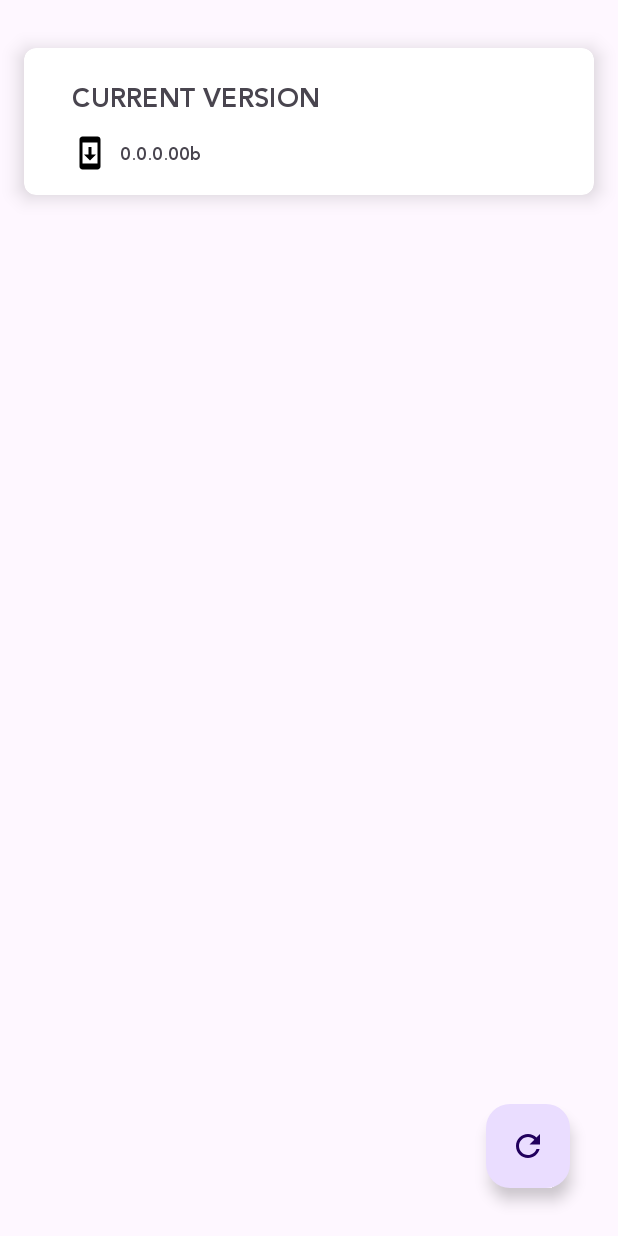
After one commit to 1719pankaj/OC, an Android app: the UpdateFragment screen opened through its navigation route, on a phone screen of 412 x 824 dp. The commit adds this screen. Run offline under Robolectric (Android 15) with nearby library versions, the phone set to English and light mode, and no system bars; libraries missing offline, so code that uses them is left out: com.dcastalia.localappupdate; 1 statement that could not run was skipped.

Commit message:
New download, historic build

```diff
--- a/app/build.gradle
+++ b/app/build.gradle
@@ -41,6 +41,8 @@ dependencies {
     implementation 'androidx.work:work-runtime-ktx:2.8.1'
     def nav_version = "2.6.0"
 
+    implementation 'com.github.Piashsarker:AndroidAppUpdateLibrary:1.0.4'
+
     // Kotlin
     implementation "androidx.navigation:navigation-fragment-ktx:$nav_version"
     implementation "androidx.navigation:navigation-ui-ktx:$nav_version"
--- a/app/src/main/java/com/example/oc/data/RnN.kt
+++ b/app/src/main/java/com/example/oc/data/RnN.kt
@@ -3,7 +3,7 @@ package com.example.oc.data
 class RnN {
     companion object {
         var Owner: String = "MTL"
-        var CurrentVersion: String = "0.0.0"
+        var CurrentVersion: String = "0.0.0.00b"
         var MaalkiKaNumber: String = "9883293901"
 
         var workingHours: Double = 7.0
--- a/app/src/main/java/com/example/oc/fragment/MainFragment.kt
+++ b/app/src/main/java/com/example/oc/fragment/MainFragment.kt
@@ -48,6 +48,9 @@ class MainFragment : Fragment() {
             findNavController().navigate(R.id.action_mainFragment_to_rateFragment)
         }
 
+        binding.button4.setOnClickListener {
+            findNavController().navigate(R.id.action_mainFragment_to_updateFragment)
+        }
 
         binding.textView.text = RnN.Owner
 
--- a/app/src/main/java/com/example/oc/services/ReleaseCheckService.kt
+++ b/app/src/main/java/com/example/oc/services/ReleaseCheckService.kt
@@ -39,8 +39,7 @@ class ReleaseCheckWorker(context: Context, workerParams: WorkerParameters) : Wor
 
             val client = OkHttpClient()
             val request = Request.Builder()
-                .url("https://api.github.com/repos/$owner/$repo/releases")
-                .addHeader("Authorization", "token $token")
+                .url("https://api.github.com/repos/1719pankaj/OC/releases")
                 .build()
 
             //wrap the next 2 lines in try/catch
--- /dev/null
+++ b/app/src/main/res/drawable/ic_current.xml
@@ -0,0 +1,5 @@
+<vector android:height="24dp" android:tint="#000000"
+    android:viewportHeight="24" android:viewportWidth="24"
+    android:width="24dp" xmlns:android="http://schemas.android.com/apk/res/android">
+    <path android:fillColor="@android:color/white" android:pathData="M12,2L4,5v6.09c0,5.05 3.41,9.76 8,10.91c4.59,-1.15 8,-5.86 8,-10.91V5L12,2zM10.94,15.54L7.4,12l1.41,-1.41l2.12,2.12l4.24,-4.24l1.41,1.41L10.94,15.54z"/>
+</vector>
--- /dev/null
+++ b/app/src/main/res/drawable/ic_download.xml
@@ -0,0 +1,5 @@
+<vector android:height="24dp" android:tint="#000000"
+    android:viewportHeight="24" android:viewportWidth="24"
+    android:width="24dp" xmlns:android="http://schemas.android.com/apk/res/android">
+    <path android:fillColor="@android:color/white" android:pathData="M5,20h14v-2H5V20zM19,9h-4V3H9v6H5l7,7L19,9z"/>
+</vector>
--- /dev/null
+++ b/app/src/main/res/drawable/ic_install.xml
@@ -0,0 +1,6 @@
+<vector android:height="24dp" android:tint="#000000"
+    android:viewportHeight="24" android:viewportWidth="24"
+    android:width="24dp" xmlns:android="http://schemas.android.com/apk/res/android">
+    <path android:fillColor="@android:color/white" android:pathData="M17,18H7V6h7V1H7C5.9,1 5,1.9 5,3v18c0,1.1 0.9,2 2,2h10c1.1,0 2,-0.9 2,-2v-5h-2V18z"/>
+    <path android:fillColor="@android:color/white" android:pathData="M18,14l5,-5l-1.41,-1.41l-2.59,2.58l0,-7.17l-2,0l0,7.17l-2.59,-2.58l-1.41,1.41z"/>
+</vector>
--- /dev/null
+++ b/app/src/main/res/drawable/ic_refresh.xml
@@ -0,0 +1,5 @@
+<vector android:height="24dp" android:tint="#000000"
+    android:viewportHeight="24" android:viewportWidth="24"
+    android:width="24dp" xmlns:android="http://schemas.android.com/apk/res/android">
+    <path android:fillColor="@android:color/white" android:pathData="M17.65,6.35C16.2,4.9 14.21,4 12,4c-4.42,0 -7.99,3.58 -7.99,8s3.57,8 7.99,8c3.73,0 6.84,-2.55 7.73,-6h-2.08c-0.82,2.33 -3.04,4 -5.65,4 -3.31,0 -6,-2.69 -6,-6s2.69,-6 6,-6c1.66,0 3.14,0.69 4.22,1.78L13,11h7V4l-2.35,2.35z"/>
+</vector>
--- a/app/src/main/res/layout/fragment_rate.xml
+++ b/app/src/main/res/layout/fragment_rate.xml
@@ -197,7 +197,7 @@
                 app:layout_constraintTop_toBottomOf="@id/upper_per_bag_labTV" />
 
             <TextView
-                android:id="@+id/new_basic_titleTV"
+                android:id="@+id/currrent_version_HD"
                 android:layout_width="wrap_content"
                 android:layout_height="wrap_content"
                 android:layout_marginStart="24dp"
@@ -217,7 +217,7 @@
                 app:cardCornerRadius="10dp"
                 app:cardElevation="5dp"
                 app:layout_constraintStart_toStartOf="parent"
-                app:layout_constraintTop_toBottomOf="@+id/new_basic_titleTV">
+                app:layout_constraintTop_toBottomOf="@+id/currrent_version_HD">
 
 
                 <EditText
--- /dev/null
+++ b/app/src/main/res/layout/fragment_update.xml
@@ -0,0 +1,163 @@
+<?xml version="1.0" encoding="utf-8"?>
+<androidx.constraintlayout.widget.ConstraintLayout xmlns:android="http://schemas.android.com/apk/res/android"
+    xmlns:app="http://schemas.android.com/apk/res-auto"
+    xmlns:tools="http://schemas.android.com/tools"
+    android:id="@+id/se"
+    android:layout_width="match_parent"
+    android:layout_height="match_parent"
+    tools:context=".fragment.UpdateFragment">
+
+    <!-- TODO: Update blank fragment layout -->
+
+    <androidx.cardview.widget.CardView
+        android:id="@+id/current_card_view"
+        android:layout_width="0dp"
+        android:layout_height="wrap_content"
+        android:layout_marginTop="32dp"
+        android:layout_marginStart="16dp"
+        android:layout_marginEnd="16dp"
+        app:cardElevation="8dp"
+        app:cardCornerRadius="8dp"
+        app:cardPreventCornerOverlap="true"
+        app:layout_constraintEnd_toEndOf="parent"
+        app:layout_constraintStart_toStartOf="parent"
+        app:layout_constraintTop_toTopOf="parent">
+
+        <androidx.constraintlayout.widget.ConstraintLayout
+            android:layout_width="match_parent"
+            android:layout_height="match_parent"
+            android:paddingBottom="16dp">
+
+            <TextView
+                android:id="@+id/currrent_version_HD"
+                android:layout_width="wrap_content"
+                android:layout_height="wrap_content"
+                android:layout_marginStart="32dp"
+                android:layout_marginTop="16dp"
+                android:fontFamily="@font/janna_lt_bold"
+                android:text="CURRENT VERSION"
+                android:textSize="18sp"
+                app:layout_constraintStart_toStartOf="parent"
+                app:layout_constraintTop_toTopOf="parent" />
+
+            <ImageView
+                android:id="@+id/imageView1"
+                android:layout_width="wrap_content"
+                android:layout_height="wrap_content"
+                android:layout_marginTop="8dp"
+                android:layout_marginBottom="16dp"
+                android:src="@drawable/ic_update_notification"
+                app:layout_constraintStart_toStartOf="@+id/currrent_version_HD"
+                app:layout_constraintTop_toBottomOf="@+id/currrent_version_HD"
+                app:srcCompat="@drawable/ic_current" />
+
+            <TextView
+                android:id="@+id/current_versionLab"
+                android:layout_width="wrap_content"
+                android:layout_height="wrap_content"
+                android:layout_marginStart="8dp"
+                android:fontFamily="@font/janna_lt_bold"
+                android:text="0.0.0.00b"
+                android:textSize="12sp"
+                app:layout_constraintBottom_toBottomOf="@+id/imageView1"
+                app:layout_constraintStart_toEndOf="@+id/imageView1"
+                app:layout_constraintTop_toTopOf="@+id/imageView1" />
+
+        </androidx.constraintlayout.widget.ConstraintLayout>
+
+
+    </androidx.cardview.widget.CardView>
+
+    <androidx.cardview.widget.CardView
+        android:id="@+id/update_card_view"
+        android:layout_width="0dp"
+        android:layout_height="wrap_content"
+        android:layout_marginTop="16dp"
+        android:layout_marginStart="16dp"
+        android:layout_marginEnd="16dp"
+        app:cardElevation="8dp"
+        app:cardCornerRadius="8dp"
+        app:cardPreventCornerOverlap="true"
+        android:visibility="invisible"
+        tools:visibility="visible"
+        app:layout_constraintEnd_toEndOf="parent"
+        app:layout_constraintStart_toStartOf="parent"
+        app:layout_constraintTop_toBottomOf="@id/current_card_view">
+
+        <androidx.constraintlayout.widget.ConstraintLayout
+            android:layout_width="match_parent"
+            android:layout_height="match_parent"
+            android:paddingBottom="16dp">
+
+            <TextView
+                android:id="@+id/update_available_HD"
+                android:layout_width="wrap_content"
+                android:layout_height="wrap_content"
+                android:fontFamily="@font/janna_lt_bold"
+                android:text="UPDATE AVAILABLE"
+                android:layout_marginStart="32dp"
+                android:layout_marginTop="16dp"
+                android:textSize="18sp"
+                app:layout_constraintStart_toStartOf="parent"
+                app:layout_constraintTop_toTopOf="parent" />
+
+            <Button
+                android:id="@+id/downloadBT"
+                android:layout_width="wrap_content"
+                android:layout_height="wrap_content"
+                android:layout_marginTop="8dp"
+                android:scaleX="0.9"
+                android:scaleY="0.9"
+                android:backgroundTint="#eaddff"
+                android:drawableLeft="@drawable/ic_download"
+                android:text="0.0.0.00b"
+                android:textColor="@color/black"
+                app:layout_constraintStart_toStartOf="@+id/update_available_HD"
+                app:layout_constraintTop_toBottomOf="@+id/update_available_HD" />
+
+            <Button
+                android:id="@+id/installBT"
+                android:layout_width="wrap_content"
+                android:layout_height="wrap_content"
+                android:layout_marginTop="8dp"
+                android:backgroundTint="#eaddff"
+                android:drawableLeft="@drawable/ic_install"
+                android:scaleX="0.9"
+                android:scaleY="0.9"
+                android:text="Install"
+                android:textColor="@color/black"
+                android:visibility="gone"
+                app:layout_constraintStart_toStartOf="@+id/downloadBT"
+                app:layout_constraintTop_toBottomOf="@+id/downloadBT"
+                tools:visibility="visible" />
+
+            <ProgressBar
+                android:id="@+id/progressBar"
+                style="?android:attr/progressBarStyleHorizontal"
+                android:layout_width="0dp"
+                android:indeterminate="true"
+                android:layout_height="wrap_content"
+                android:layout_margin="8dp"
+                app:layout_constraintEnd_toEndOf="@+id/downloadBT"
+                app:layout_constraintStart_toStartOf="@+id/downloadBT"
+                app:layout_constraintTop_toBottomOf="@+id/downloadBT"
+                android:visibility="gone"
+                tools:visibility="visible"/>
+
+        </androidx.constraintlayout.widget.ConstraintLayout>
+
+
+    </androidx.cardview.widget.CardView>
+
+    <com.google.android.material.floatingactionbutton.FloatingActionButton
+        android:id="@+id/check_updateBT"
+        android:layout_width="wrap_content"
+        android:layout_height="wrap_content"
+        android:layout_margin="32dp"
+        android:clickable="true"
+        android:src="@drawable/ic_refresh"
+        app:layout_constraintBottom_toBottomOf="parent"
+        app:layout_constraintEnd_toEndOf="parent" />
+
+
+</androidx.constraintlayout.widget.ConstraintLayout>
--- a/app/src/main/res/navigation/nav_graph.xml
+++ b/app/src/main/res/navigation/nav_graph.xml
@@ -16,6 +16,9 @@
         <action
             android:id="@+id/action_mainFragment_to_calcFragment"
             app:destination="@id/calcFragment" />
+        <action
+            android:id="@+id/action_mainFragment_to_updateFragment"
+            app:destination="@id/updateFragment" />
     </fragment>
     <fragment
         android:id="@+id/splashFragment2"
@@ -74,6 +77,11 @@
             app:popUpTo="@id/notificationFragment"
             app:popUpToInclusive="true" />
     </fragment>
+    <fragment
+        android:id="@+id/updateFragment"
+        android:name="com.example.oc.fragment.UpdateFragment"
+        android:label="fragment_update"
+        tools:layout="@layout/fragment_update" />
 
 
 </navigation>
--- /dev/null
+++ b/app/src/main/res/xml/file_paths.xml
@@ -0,0 +1,6 @@
+<?xml version="1.0" encoding="utf-8"?>
+<paths xmlns:android="http://schemas.android.com/apk/res/android">
+    <external-files-path
+        name="downloads"
+        path="downloads/" />
+</paths>
--- /dev/null
+++ b/app/src/main/res/xml/provider_paths.xml
@@ -0,0 +1,4 @@
+<?xml version="1.0" encoding="utf-8"?>
+<paths xmlns:android="http://schemas.android.com/apk/res/android">
+    <external-path name="external_files" path="."/>
+</paths>
--- a/build.gradle
+++ b/build.gradle
@@ -1,6 +1,6 @@
 // Top-level build file where you can add configuration options common to all sub-projects/modules.
 plugins {
-    id 'com.android.application' version '8.1.1' apply false
-    id 'com.android.library' version '8.1.1' apply false
+    id 'com.android.application' version '8.1.2' apply false
+    id 'com.android.library' version '8.1.2' apply false
     id 'org.jetbrains.kotlin.android' version '1.8.20' apply false
 }
--- a/settings.gradle
+++ b/settings.gradle
@@ -10,6 +10,7 @@ dependencyResolutionManagement {
     repositories {
         google()
         mavenCentral()
+        maven { url 'https://jitpack.io' }
     }
 }
 rootProject.name = "OC"
```
Also changed, not shown: app/src/main/AndroidManifest.xml (+11 -1 lines), app/src/main/java/com/example/oc/fragment/UpdateFragment.kt (added, +236 -0 lines), app/src/main/res/layout/fragment_main.xml (+10 -0 lines).
